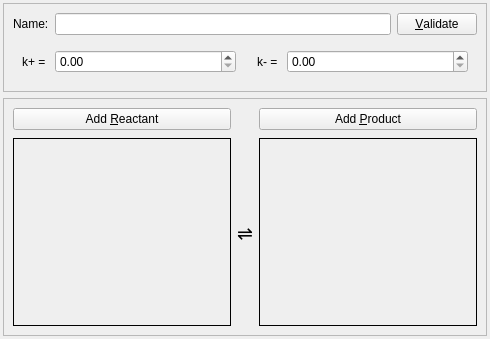
stevenvergenz/chemecher, file src/gui/stepwindow.ui: the form before one commit.
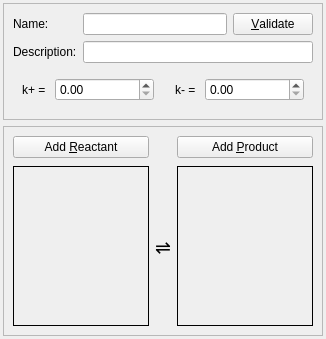
The form after the commit.

```diff
--- a/src/gui/stepwindow.ui
+++ b/src/gui/stepwindow.ui
@@ -6,7 +6,7 @@
    <rect>
     <x>0</x>
     <y>0</y>
-    <width>490</width>
+    <width>326</width>
     <height>339</height>
    </rect>
   </property>
@@ -74,7 +74,7 @@
         </property>
        </widget>
       </item>
-      <item row="1" column="0" colspan="3">
+      <item row="2" column="0" colspan="3">
        <widget class="QFrame" name="frame_3">
         <property name="frameShape">
          <enum>QFrame::NoFrame</enum>
@@ -134,6 +134,16 @@
         </layout>
        </widget>
       </item>
+      <item row="1" column="0">
+       <widget class="QLabel" name="label">
+        <property name="text">
+         <string>Description:</string>
+        </property>
+       </widget>
+      </item>
+      <item row="1" column="1" colspan="2">
+       <widget class="QLineEdit" name="txtDesc"/>
+      </item>
      </layout>
     </widget>
    </item>
@@ -154,6 +164,12 @@
       </property>
       <item row="1" column="0">
        <widget class="QFrame" name="frmReacs">
+        <property name="sizePolicy">
+         <sizepolicy hsizetype="MinimumExpanding" vsizetype="Preferred">
+          <horstretch>0</horstretch>
+          <verstretch>0</verstretch>
+         </sizepolicy>
+        </property>
         <property name="acceptDrops">
          <bool>false</bool>
         </property>
@@ -205,6 +221,12 @@
       </item>
       <item row="1" column="2">
        <widget class="QFrame" name="frmProds">
+        <property name="sizePolicy">
+         <sizepolicy hsizetype="MinimumExpanding" vsizetype="Preferred">
+          <horstretch>0</horstretch>
+          <verstretch>0</verstretch>
+         </sizepolicy>
+        </property>
         <property name="acceptDrops">
          <bool>false</bool>
         </property>
```
Left out of the diff: 9 changed lines with no effect on the pictures.
